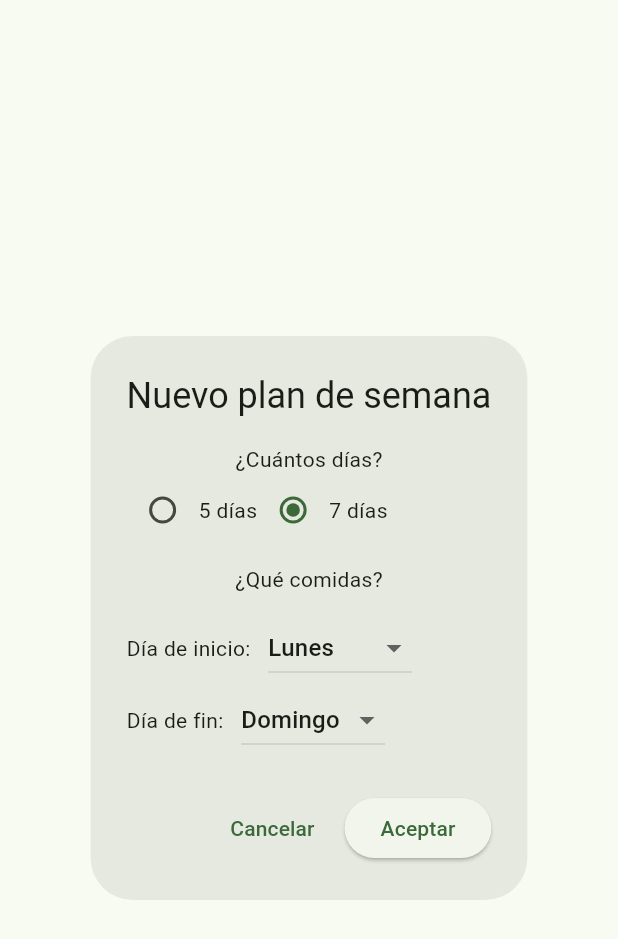
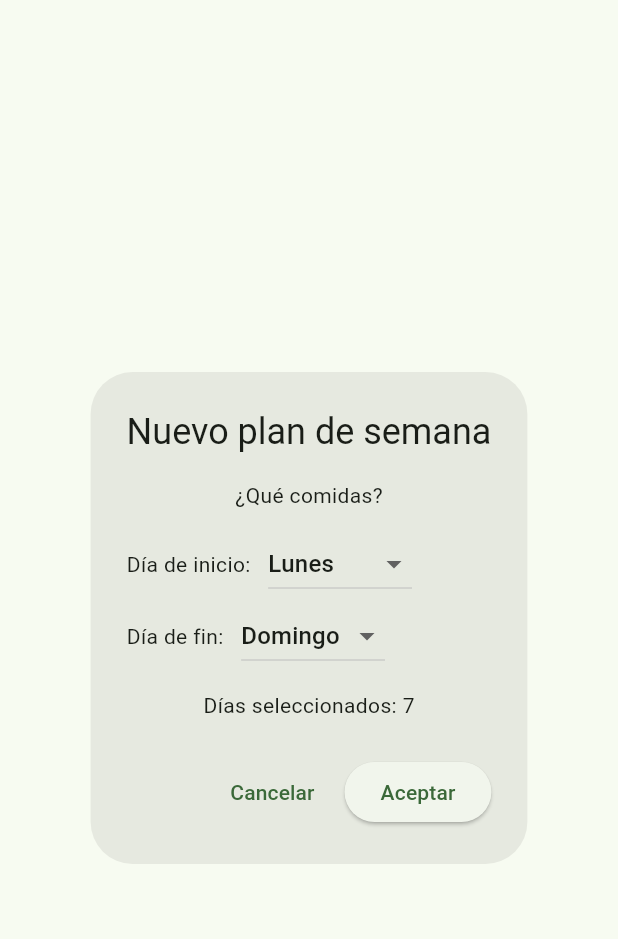
Before and after one commit to Pedrorc90/plan-chef, a Flutter app: the WeekPlanCreationDialog widget shown alone on an empty page, opened directly with empty values, after a tap on "Aceptar", on a phone screen of 412 x 824 dp. Shown: the top 939 px of the screen. Run offline on Flutter 3.47's test engine with Material 3 defaults, Android fonts, the phone set to English and light mode, and no system bars; our stand-ins replace cloud_firestore, firebase_auth, firebase_core, flutter_riverpod; accounts and stored records are empty.

Commit message:
Fix week plan editing: preserve meal assignments, remove manual days selection, show weekday names in details, and add DayPlan.copyWith.

```diff
--- a/lib/widgets/week_plan_creation_dialog.dart
+++ b/lib/widgets/week_plan_creation_dialog.dart
@@ -53,24 +53,6 @@ class _WeekPlanCreationDialogState extends State<WeekPlanCreationDialog> {
         child: Column(
           mainAxisSize: MainAxisSize.min,
           children: [
-            const Text('¿Cuántos días?'),
-            Row(
-              children: [
-                Radio<int>(
-                  value: 5,
-                  groupValue: tempDays,
-                  onChanged: (v) => setState(() => tempDays = v ?? 7),
-                ),
-                const Text('5 días'),
-                Radio<int>(
-                  value: 7,
-                  groupValue: tempDays,
-                  onChanged: (v) => setState(() => tempDays = v ?? 7),
-                ),
-                const Text('7 días'),
-              ],
-            ),
-            const SizedBox(height: 12),
             const Text('¿Qué comidas?'),
             ...widget.mealOptions.map((meal) => CheckboxListTile(
                   title: Text(meal),
@@ -112,6 +94,17 @@ class _WeekPlanCreationDialogState extends State<WeekPlanCreationDialog> {
                 ),
               ],
             ),
+            const SizedBox(height: 12),
+            Builder(
+              builder: (context) {
+                int startIdx = weekDays.indexOf(tempStartDate);
+                int endIdx = weekDays.indexOf(tempEndDate);
+                int numDays = startIdx <= endIdx
+                    ? endIdx - startIdx + 1
+                    : (weekDays.length - startIdx) + endIdx + 1;
+                return Text('Días seleccionados: $numDays');
+              },
+            ),
           ],
         ),
       ),
@@ -123,8 +116,13 @@ class _WeekPlanCreationDialogState extends State<WeekPlanCreationDialog> {
         ElevatedButton(
           onPressed: () {
             if (tempMeals.isEmpty) return;
+            int startIdx = weekDays.indexOf(tempStartDate);
+            int endIdx = weekDays.indexOf(tempEndDate);
+            int numDays = startIdx <= endIdx
+                ? endIdx - startIdx + 1
+                : (weekDays.length - startIdx) + endIdx + 1;
             Navigator.of(context).pop({
-              'days': tempDays,
+              'days': numDays,
               'meals': tempMeals.toList(),
               'startDate': tempStartDate,
               'endDate': tempEndDate,
```
Also changed, not shown: lib/models/day_plan.dart (+7 -0 lines), lib/screens/home/week_plan_screen.dart (+101 -37 lines).
